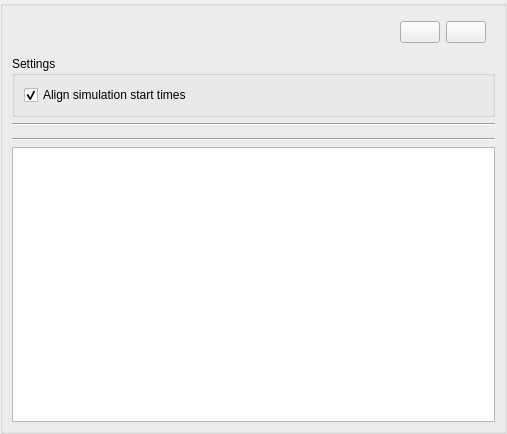
Qt form gui/threedi_plugin_dockwidget_base.ui (nens/threedi-results-analysis) before a commit.
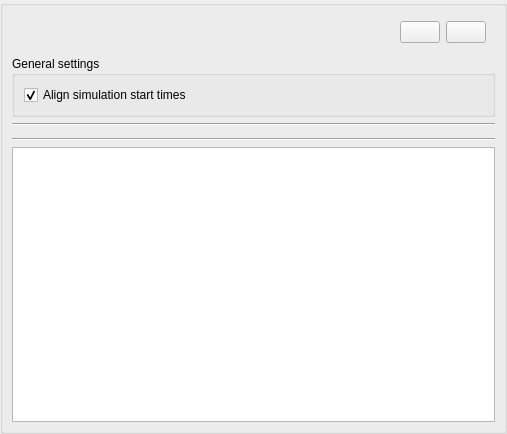
The same form after that commit. Icons and pictures are not drawn.

```diff
--- a/gui/threedi_plugin_dockwidget_base.ui
+++ b/gui/threedi_plugin_dockwidget_base.ui
@@ -207,7 +207,7 @@
               </size>
              </property>
              <property name="title">
-              <string>Settings</string>
+              <string>General settings</string>
              </property>
              <layout class="QVBoxLayout" name="verticalLayout_3">
               <item>
```
